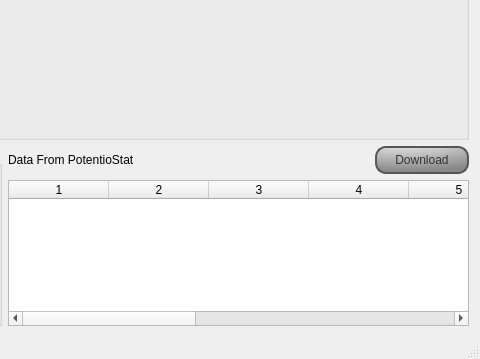
Before: the Qt Designer form user-interface/ExperimentControl/mainwindow.ui in atraastrum/project-a-elec-e8002, drawn with Qt 5; both pictures show x 320 to 800 and y 470 to 829 of the 800 by 829 pixel window.
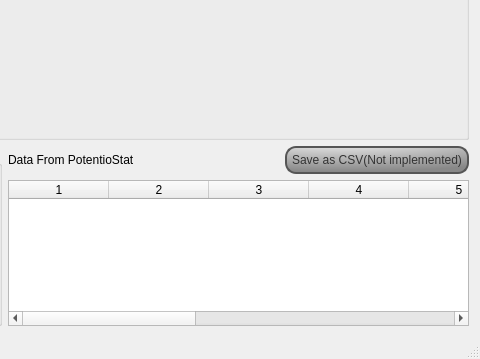
After: the same form once the commit is applied. Custom widgets are drawn as their Qt base class.

Commit message: New name for downlaod button

```diff
--- a/user-interface/ExperimentControl/mainwindow.ui
+++ b/user-interface/ExperimentControl/mainwindow.ui
@@ -406,7 +406,7 @@
          </sizepolicy>
         </property>
         <property name="text">
-         <string>Download</string>
+         <string>Save as CSV(Not implemented)</string>
         </property>
        </widget>
       </item>
```
Left out of the diff: 2 changed lines with no effect on the pictures.
